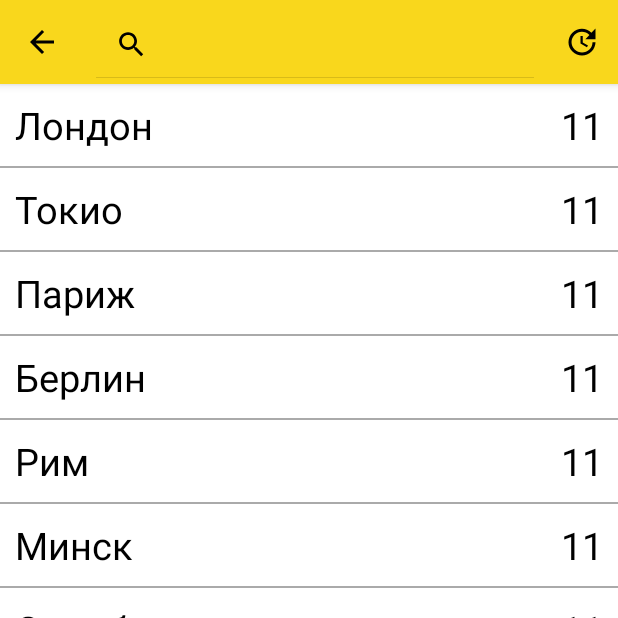
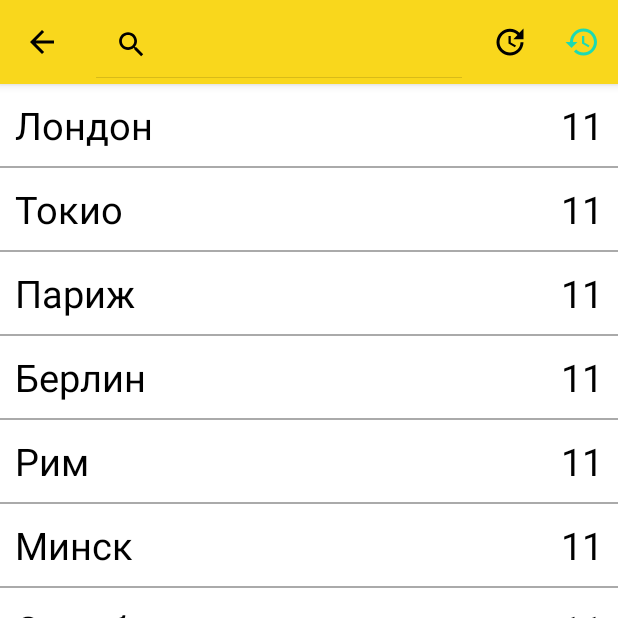
Before and after one commit to EgorVeber/KotlinMVVM, an Android app: the screen it shows after launch (MainActivity), after a tap on "Search", on a phone screen of 412 x 824 dp, the top half of it. Run offline under Robolectric (Android 15) with nearby library versions, the phone set to English and light mode, and no system bars; our stand-ins replace Room's generated code; libraries missing offline, so code that uses them is left out: coil.decode; 2 other taps on this screen came first.

Commit message:
add ui history

```diff
--- a/app/src/main/java/ru/gb/veber/kotlinmvvm/view/MainActivity.kt
+++ b/app/src/main/java/ru/gb/veber/kotlinmvvm/view/MainActivity.kt
@@ -1,11 +1,14 @@
 package ru.gb.veber.kotlinmvvm.view
 
 import android.os.Bundle
+import android.util.Log
 import android.view.Menu
+import android.view.MenuItem
 import androidx.appcompat.app.AppCompatActivity
 import ru.gb.veber.kotlinmvvm.R
 import ru.gb.veber.kotlinmvvm.databinding.ActivityMainBinding
 import ru.gb.veber.kotlinmvvm.view.fragment.CitysFragment
+import kotlin.math.log
 
 class MainActivity : AppCompatActivity() {
 
--- a/app/src/main/java/ru/gb/veber/kotlinmvvm/view/fragment/CitysFragment.kt
+++ b/app/src/main/java/ru/gb/veber/kotlinmvvm/view/fragment/CitysFragment.kt
@@ -7,6 +7,7 @@ import android.view.*
 import androidx.fragment.app.Fragment
 import androidx.lifecycle.Observer
 import androidx.lifecycle.ViewModelProvider
+import ru.gb.kotlinapp.view.history.HistoryFragment
 import ru.gb.veber.kotlinmvvm.R
 import ru.gb.veber.kotlinmvvm.databinding.FragmentCitysBinding
 import ru.gb.veber.kotlinmvvm.model.Weather
@@ -97,7 +98,17 @@ class CitysFragment : Fragment(), OnCityClickListener {
     }
 
     override fun onOptionsItemSelected(item: MenuItem): Boolean {
-        if (item.itemId == R.id.menu_item_update) changeWeatherDataSet()
+
+        when (item.itemId) {
+            R.id.menu_item_update -> changeWeatherDataSet()
+            R.id.menu_history -> {
+                activity?.let {
+                    it.supportFragmentManager.beginTransaction()
+                        .add(R.id.fragment_container, HistoryFragment.newInstance())
+                        .addToBackStack(null).commitAllowingStateLoss()
+                }
+            }
+        }
         return super.onOptionsItemSelected(item)
     }
 
--- /dev/null
+++ b/app/src/main/res/drawable-v24/ic_history.xml
@@ -0,0 +1,6 @@
+<vector xmlns:android="http://schemas.android.com/apk/res/android" android:height="24dp"
+        android:viewportHeight="48" android:viewportWidth="48" android:width="24dp">
+    <path android:fillAlpha="0.9" android:fillColor="?colorAccent"
+          android:pathData="M25.99,6c-9.95,0 -17.99,8.06 -17.99,18h-6l7.79,7.79 0.14,0.29 8.07,-8.08h-6c0,-7.73 6.27,-14 14,-14s14,6.27 14,14 -6.27,14 -14,14c-3.87,0 -7.36,-1.58 -9.89,-4.11l-2.83,2.83c3.25,3.26 7.74,5.28 12.71,5.28 9.95,0 18.01,-8.06 18.01,-18s-8.06,-18 -18.01,-18zM24,16v10l8.56,5.08 1.44,-2.43 -7,-4.15v-8.5h-3z"
+          android:strokeAlpha="0.9"/>
+</vector>
--- a/app/src/main/res/layout/fragment_citys.xml
+++ b/app/src/main/res/layout/fragment_citys.xml
@@ -1,9 +1,10 @@
 <?xml version="1.0" encoding="utf-8"?>
 <androidx.constraintlayout.widget.ConstraintLayout xmlns:android="http://schemas.android.com/apk/res/android"
+    xmlns:app="http://schemas.android.com/apk/res-auto"
+    xmlns:tools="http://schemas.android.com/tools"
     android:layout_width="match_parent"
-    android:layout_height="match_parent"
-    xmlns:app="http://schemas.android.com/apk/res-auto"
-    xmlns:tools="http://schemas.android.com/tools">
+    android:layout_height="match_parent">
+
     <androidx.recyclerview.widget.RecyclerView
         android:id="@+id/mainFragmentRecyclerView"
         android:layout_width="match_parent"
@@ -12,24 +13,25 @@
         app:layout_constraintEnd_toEndOf="parent"
         app:layout_constraintStart_toStartOf="parent"
         app:layout_constraintTop_toTopOf="parent" />
+
     <com.google.android.material.floatingactionbutton.FloatingActionButton
         android:id="@+id/mainFragmentFAB"
         android:layout_width="wrap_content"
         android:layout_height="wrap_content"
         android:layout_margin="@dimen/fab_margin"
         android:src="@drawable/ic_russia"
-        app:tint="@null"
         app:layout_constraintBottom_toBottomOf="parent"
         app:layout_constraintEnd_toEndOf="parent"
-        app:maxImageSize="@dimen/fab_icon_size" />
+        app:maxImageSize="@dimen/fab_icon_size"
+        app:tint="@null" />
+
     <FrameLayout
         android:id="@+id/mainFragmentLoadingLayout"
         android:layout_width="match_parent"
         android:layout_height="match_parent"
         android:background="@color/loadingBackground"
-        android:visibility="gone"
-        >
-        <ProgressBar
-            style="@style/progressBar_style" />
+        android:visibility="gone">
+
+        <ProgressBar style="@style/progressBar_style" />
     </FrameLayout>
 </androidx.constraintlayout.widget.ConstraintLayout>
--- a/app/src/main/res/menu/menu_main.xml
+++ b/app/src/main/res/menu/menu_main.xml
@@ -3,15 +3,18 @@
     xmlns:app="http://schemas.android.com/apk/res-auto">
     <item
         android:id="@+id/menu_item_update"
-        app:showAsAction="always"
+        android:icon="@drawable/ic_baseline_update_24"
         android:title="Update"
-        android:icon="@drawable/ic_baseline_update_24"
-        />
+        app:showAsAction="always" />
     <item
         android:id="@+id/menu_item_search"
-        app:showAsAction="always|collapseActionView"
+        android:icon="@drawable/ic_baseline_search_24"
         android:title="Search"
-        android:icon="@drawable/ic_baseline_search_24"
         app:actionViewClass="androidx.appcompat.widget.SearchView"
-        />
+        app:showAsAction="always|collapseActionView" />
+    <item
+        android:id="@+id/menu_history"
+        android:icon="@drawable/ic_history"
+        android:title="История"
+        app:showAsAction="always" />
 </menu>
--- a/app/src/main/res/values/colors.xml
+++ b/app/src/main/res/values/colors.xml
@@ -15,4 +15,5 @@
     <color name="drawer_text_color">#338a3e</color>
     <color name="back_main">#eeeeee</color>
     <color name="loadingBackground">#80FFFFFF</color>
+    <color name="fragmentBackground">#FFFFFF</color>
 </resources>
```
Also changed, not shown: app/src/main/java/ru/gb/veber/kotlinmvvm/view/adapter/HistoryAdapter.kt (added, +48 -0 lines), app/src/main/java/ru/gb/veber/kotlinmvvm/view/fragment/HistoryFragment.kt (added, +84 -0 lines), app/src/main/res/layout/fragment_history.xml (added, +30 -0 lines), app/src/main/res/layout/history_item.xml (added, +22 -0 lines), app/src/main/res/values/dimens.xml (+8 -0 lines).
